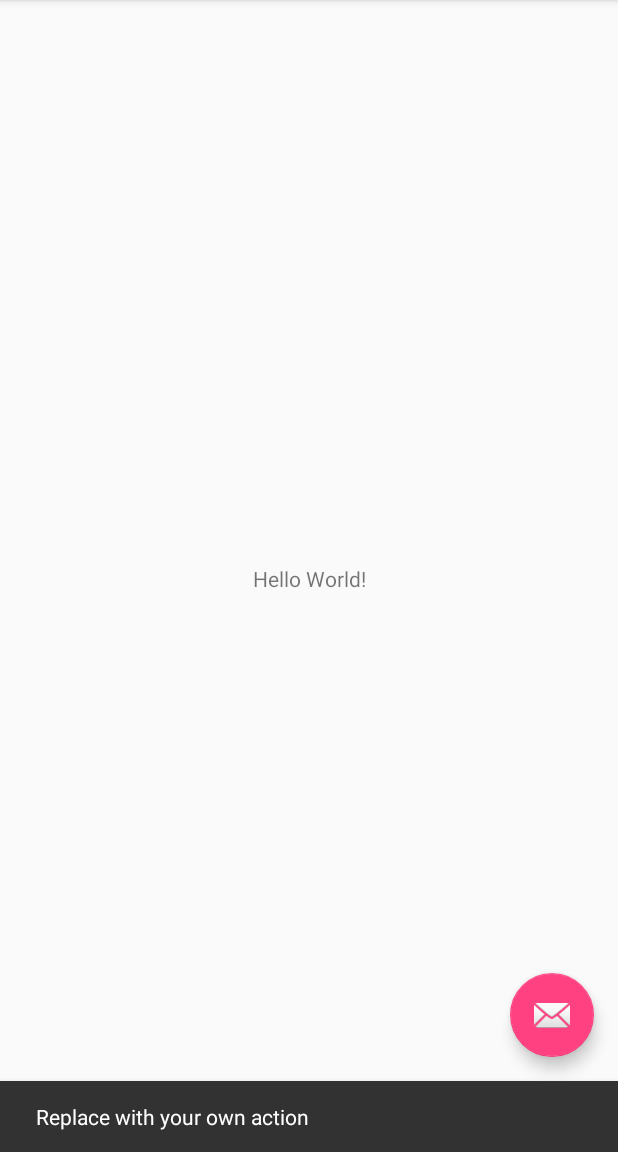
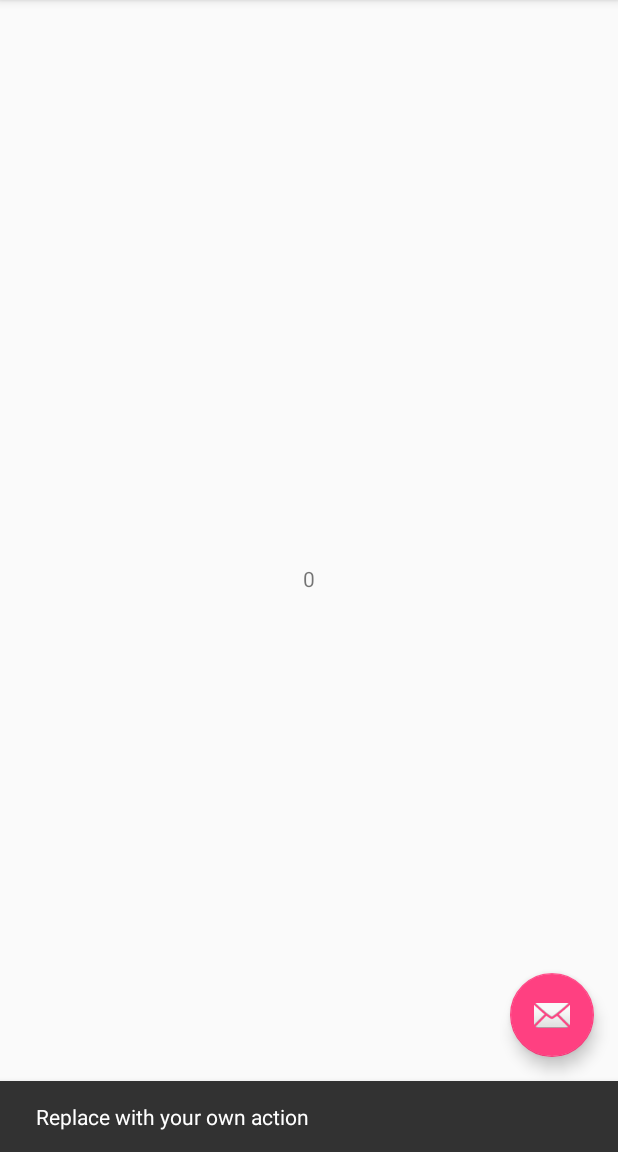
Before and after one commit to AmitMarcus/ChildReminderAndroid, an Android app: the screen it shows after launch (MainActivity), after a tap on an icon or button, on a phone screen of 412 x 824 dp, the part 84-1236 px from its top. Run offline under Robolectric (Android 15) with nearby library versions, the phone set to English and light mode, and no system bars.

Commit message:
Update intent of notification

```diff
--- a/app/src/main/java/org/childreminder/MainActivity.java
+++ b/app/src/main/java/org/childreminder/MainActivity.java
@@ -88,6 +88,10 @@ public class MainActivity extends AppCompatActivity {
                         .setAction("Action", null).show();
             }
         });
+
+        Intent intent = getIntent();
+        TextView tv1 = (TextView)findViewById(R.id.textView1);
+        tv1.setText(Long.toString(intent.getLongExtra("lastUpdated", 0)));
 //
 //        System.exit(1);
 
```
Also changed, not shown: app/src/main/java/org/childreminder/MainService.java (+19 -43 lines).
